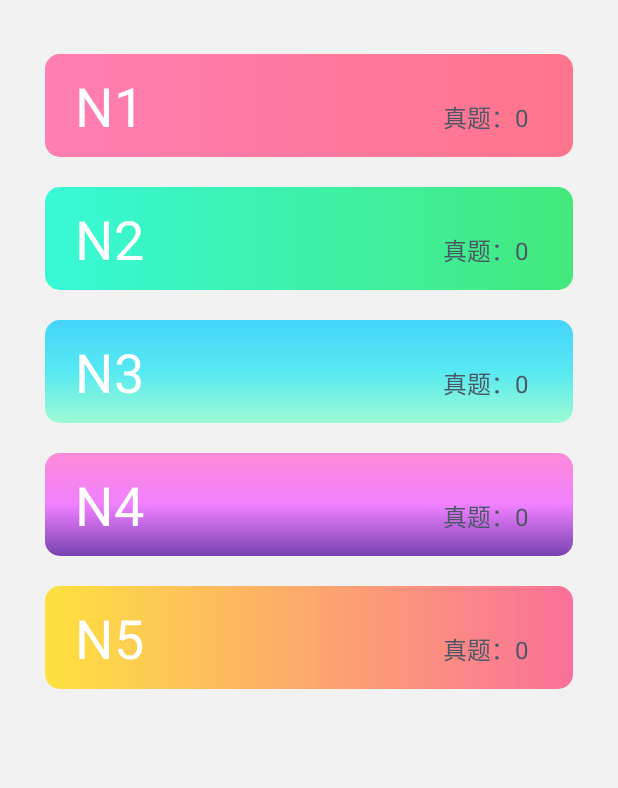
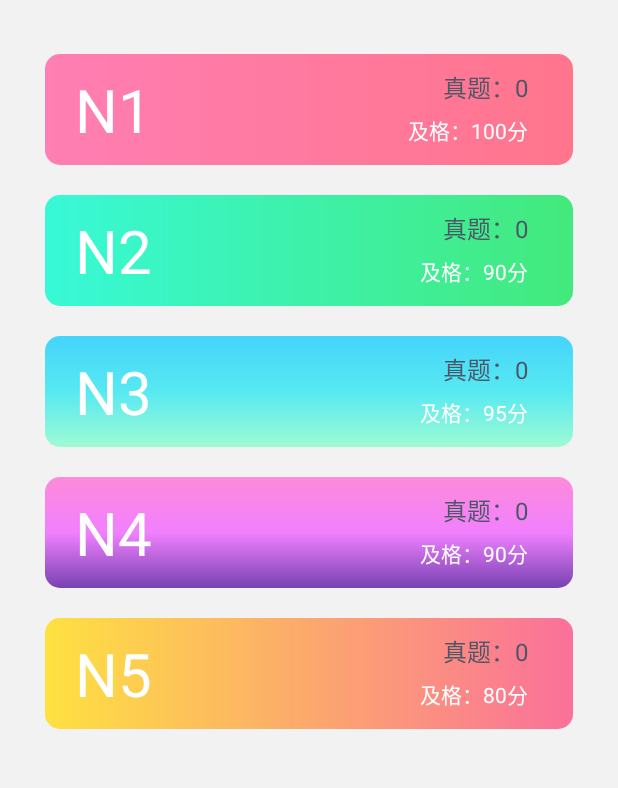
Before and after one commit to Xzhaohao/jlpt, an Android app: the screen it shows after launch (MainActivity), on a phone screen of 412 x 824 dp, the part 99-887 px from its top. Run offline under Robolectric (Android 15) with nearby library versions, the phone set to English and light mode, and no system bars.

Commit message:
真题列表页面

```diff
--- a/app/src/main/java/org/kuro/jlpt/MainActivity.java
+++ b/app/src/main/java/org/kuro/jlpt/MainActivity.java
@@ -1,19 +1,21 @@
 package org.kuro.jlpt;
 
 import android.annotation.SuppressLint;
+import android.content.Intent;
 import android.os.Bundle;
-import android.widget.LinearLayout;
+import android.widget.RelativeLayout;
 import android.widget.TextView;
 
 import org.kuro.jlpt.base.BaseUIActivity;
+import org.kuro.jlpt.ui.QuestionActivity;
 
 public class MainActivity extends BaseUIActivity {
 
-    private LinearLayout n1Row;
-    private LinearLayout n2Row;
-    private LinearLayout n3Row;
-    private LinearLayout n4Row;
-    private LinearLayout n5Row;
+    private RelativeLayout n1Row;
+    private RelativeLayout n2Row;
+    private RelativeLayout n3Row;
+    private RelativeLayout n4Row;
+    private RelativeLayout n5Row;
 
     private TextView n1RowCount;
     private TextView n2RowCount;
@@ -49,5 +51,9 @@ public class MainActivity extends BaseUIActivity {
         n3RowCount.setText("真题：" + 0);
         n4RowCount.setText("真题：" + 0);
         n5RowCount.setText("真题：" + 0);
+
+        n1Row.setOnClickListener(view -> {
+            startActivity(new Intent(this, QuestionActivity.class));
+        });
     }
 }
--- a/app/src/main/java/org/kuro/jlpt/base/BaseBackActivity.java
+++ b/app/src/main/java/org/kuro/jlpt/base/BaseBackActivity.java
@@ -14,10 +14,10 @@ public class BaseBackActivity extends BaseActivity {
     protected void onCreate(Bundle savedInstanceState) {
         super.onCreate(savedInstanceState);
 
-        //显示返回键
+        // 显示返回键
         if (Build.VERSION.SDK_INT >= Build.VERSION_CODES.LOLLIPOP) {
             getSupportActionBar().setDisplayHomeAsUpEnabled(true);
-            //清除阴影
+            // 清除阴影
             getSupportActionBar().setElevation(0);
         }
     }
--- a/app/src/main/res/layout/activity_main.xml
+++ b/app/src/main/res/layout/activity_main.xml
@@ -17,154 +17,204 @@
         android:textColor="@color/colorPrimary"
         android:textSize="24sp" />
 
-    <LinearLayout
+    <RelativeLayout
         android:id="@+id/n1_row"
         android:layout_width="match_parent"
         android:layout_height="wrap_content"
         android:layout_marginBottom="20dp"
         android:background="@drawable/n1_gradient_bg"
-        android:orientation="horizontal"
         android:padding="10dp"
         android:paddingStart="20dp"
-        android:paddingEnd="30dp"
-        tools:ignore="RtlSymmetry">
+        android:paddingEnd="30dp">
 
         <TextView
             android:layout_width="wrap_content"
             android:layout_height="wrap_content"
             android:text="@string/test_n1"
             android:textColor="@android:color/white"
-            android:textSize="36sp" />
+            android:textSize="@dimen/main_card_title" />
 
         <TextView
             android:id="@+id/n1_row_count"
-            android:layout_width="match_parent"
+            android:layout_width="wrap_content"
             android:layout_height="wrap_content"
-            android:gravity="right"
+            android:layout_alignParentEnd="true"
+            android:layout_gravity="bottom"
             android:text="@string/exam"
             android:textColor="@color/colorText"
-            android:textSize="16sp"
-            tools:ignore="RtlHardcoded" />
-    </LinearLayout>
+            android:textSize="@dimen/main_exam_count"
+            tools:ignore="RelativeOverlap" />
 
-    <LinearLayout
+        <TextView
+            android:layout_width="wrap_content"
+            android:layout_height="wrap_content"
+            android:layout_below="@+id/n1_row_count"
+            android:layout_alignParentEnd="true"
+            android:layout_marginTop="6dp"
+            android:text="@string/pass_score1"
+            android:textColor="@android:color/white"
+            android:textSize="@dimen/main_pass_score" />
+
+    </RelativeLayout>
+
+    <RelativeLayout
         android:id="@+id/n2_row"
         android:layout_width="match_parent"
         android:layout_height="wrap_content"
         android:layout_marginBottom="20dp"
         android:background="@drawable/n2_gradient_bg"
-        android:orientation="horizontal"
         android:padding="10dp"
         android:paddingStart="20dp"
-        android:paddingEnd="30dp"
-        tools:ignore="RtlSymmetry">
+        android:paddingEnd="30dp">
 
         <TextView
             android:layout_width="wrap_content"
             android:layout_height="wrap_content"
             android:text="@string/test_n2"
             android:textColor="@android:color/white"
-            android:textSize="36sp" />
+            android:textSize="@dimen/main_card_title" />
 
         <TextView
             android:id="@+id/n2_row_count"
-            android:layout_width="match_parent"
+            android:layout_width="wrap_content"
             android:layout_height="wrap_content"
-            android:gravity="right"
+            android:layout_alignParentEnd="true"
+            android:layout_gravity="bottom"
             android:text="@string/exam"
             android:textColor="@color/colorText"
-            android:textSize="16sp"
-            tools:ignore="RtlHardcoded" />
-    </LinearLayout>
+            android:textSize="@dimen/main_exam_count"
+            tools:ignore="RelativeOverlap" />
 
-    <LinearLayout
+        <TextView
+            android:layout_width="wrap_content"
+            android:layout_height="wrap_content"
+            android:layout_below="@+id/n2_row_count"
+            android:layout_alignParentEnd="true"
+            android:layout_marginTop="6dp"
+            android:text="@string/pass_score2"
+            android:textColor="@android:color/white"
+            android:textSize="@dimen/main_pass_score" />
+
+    </RelativeLayout>
+
+    <RelativeLayout
         android:id="@+id/n3_row"
         android:layout_width="match_parent"
         android:layout_height="wrap_content"
         android:layout_marginBottom="20dp"
         android:background="@drawable/n3_gradient_bg"
-        android:orientation="horizontal"
         android:padding="10dp"
         android:paddingStart="20dp"
-        android:paddingEnd="30dp"
-        tools:ignore="RtlSymmetry">
+        android:paddingEnd="30dp">
 
         <TextView
             android:layout_width="wrap_content"
             android:layout_height="wrap_content"
             android:text="@string/test_n3"
             android:textColor="@android:color/white"
-            android:textSize="36sp" />
+            android:textSize="@dimen/main_card_title" />
 
         <TextView
             android:id="@+id/n3_row_count"
-            android:layout_width="match_parent"
+            android:layout_width="wrap_content"
             android:layout_height="wrap_content"
-            android:gravity="right"
+            android:layout_alignParentEnd="true"
+            android:layout_gravity="bottom"
             android:text="@string/exam"
             android:textColor="@color/colorText"
-            android:textSize="16sp"
-            tools:ignore="RtlHardcoded" />
-    </LinearLayout>
+            android:textSize="@dimen/main_exam_count"
+            tools:ignore="RelativeOverlap" />
 
-    <LinearLayout
+        <TextView
+            android:layout_width="wrap_content"
+            android:layout_height="wrap_content"
+            android:layout_below="@+id/n3_row_count"
+            android:layout_alignParentEnd="true"
+            android:layout_marginTop="6dp"
+            android:text="@string/pass_score3"
+            android:textColor="@android:color/white"
+            android:textSize="@dimen/main_pass_score" />
+
+    </RelativeLayout>
+
+    <RelativeLayout
         android:id="@+id/n4_row"
         android:layout_width="match_parent"
         android:layout_height="wrap_content"
         android:layout_marginBottom="20dp"
         android:background="@drawable/n4_gradient_bg"
-        android:orientation="horizontal"
         android:padding="10dp"
         android:paddingStart="20dp"
-        android:paddingEnd="30dp"
-        tools:ignore="RtlSymmetry">
+        android:paddingEnd="30dp">
 
         <TextView
             android:layout_width="wrap_content"
             android:layout_height="wrap_content"
             android:text="@string/test_n4"
             android:textColor="@android:color/white"
-            android:textSize="36sp" />
+            android:textSize="@dimen/main_card_title" />
 
         <TextView
             android:id="@+id/n4_row_count"
-            android:layout_width="match_parent"
+            android:layout_width="wrap_content"
             android:layout_height="wrap_content"
-            android:gravity="right"
+            android:layout_alignParentEnd="true"
+            android:layout_gravity="bottom"
             android:text="@string/exam"
             android:textColor="@color/colorText"
-            android:textSize="16sp"
-            tools:ignore="RtlHardcoded" />
-    </LinearLayout>
+            android:textSize="@dimen/main_exam_count"
+            tools:ignore="RelativeOverlap" />
 
-    <LinearLayout
+        <TextView
+            android:layout_width="wrap_content"
+            android:layout_height="wrap_content"
+            android:layout_below="@+id/n4_row_count"
+            android:layout_alignParentEnd="true"
+            android:layout_marginTop="6dp"
+            android:text="@string/pass_score2"
+            android:textColor="@android:color/white"
+            android:textSize="@dimen/main_pass_score" />
+
+    </RelativeLayout>
+
+    <RelativeLayout
         android:id="@+id/n5_row"
         android:layout_width="match_parent"
         android:layout_height="wrap_content"
         android:layout_marginBottom="20dp"
         android:background="@drawable/n5_gradient_bg"
-        android:orientation="horizontal"
         android:padding="10dp"
         android:paddingStart="20dp"
-        android:paddingEnd="30dp"
-        tools:ignore="RtlSymmetry">
+        android:paddingEnd="30dp">
 
         <TextView
             android:layout_width="wrap_content"
             android:layout_height="wrap_content"
             android:text="@string/test_n5"
             android:textColor="@android:color/white"
-            android:textSize="36sp" />
+            android:textSize="@dimen/main_card_title" />
 
         <TextView
             android:id="@+id/n5_row_count"
-            android:layout_width="match_parent"
+            android:layout_width="wrap_content"
             android:layout_height="wrap_content"
-            android:gravity="right"
+            android:layout_alignParentEnd="true"
+            android:layout_gravity="bottom"
             android:text="@string/exam"
             android:textColor="@color/colorText"
-            android:textSize="16sp"
-            tools:ignore="RtlHardcoded" />
-    </LinearLayout>
+            android:textSize="@dimen/main_exam_count"
+            tools:ignore="RelativeOverlap" />
+
+        <TextView
+            android:layout_width="wrap_content"
+            android:layout_height="wrap_content"
+            android:layout_below="@+id/n5_row_count"
+            android:layout_alignParentEnd="true"
+            android:layout_marginTop="6dp"
+            android:text="@string/pass_score4"
+            android:textColor="@android:color/white"
+            android:textSize="@dimen/main_pass_score" />
+
+    </RelativeLayout>
 
 </LinearLayout>
--- /dev/null
+++ b/app/src/main/res/values/dimens.xml
@@ -0,0 +1,6 @@
+<?xml version="1.0" encoding="utf-8"?>
+<resources>
+    <dimen name="main_card_title">40sp</dimen>
+    <dimen name="main_exam_count">16sp</dimen>
+    <dimen name="main_pass_score">14sp</dimen>
+</resources>
--- a/app/src/main/res/values/strings.xml
+++ b/app/src/main/res/values/strings.xml
@@ -10,4 +10,9 @@
     <string name="test_n5">N5</string>
 
     <string name="exam">真题：(%1$d)</string>
+
+    <string name="pass_score1">及格：100分</string>
+    <string name="pass_score2">及格：90分</string>
+    <string name="pass_score3">及格：95分</string>
+    <string name="pass_score4">及格：80分</string>
 </resources>
```
Also changed, not shown: app/src/main/AndroidManifest.xml (+5 -6 lines), app/src/main/java/org/kuro/jlpt/adapter/QuestionAdapter.java (added, +55 -0 lines), app/src/main/java/org/kuro/jlpt/entity/Question.java (added, +34 -0 lines), app/src/main/java/org/kuro/jlpt/ui/QuestionActivity.java (added, +38 -0 lines), app/src/main/res/layout/activity_question.xml (added, +15 -0 lines), app/src/main/res/layout/question_item.xml (added, +25 -0 lines), 1 other file.
